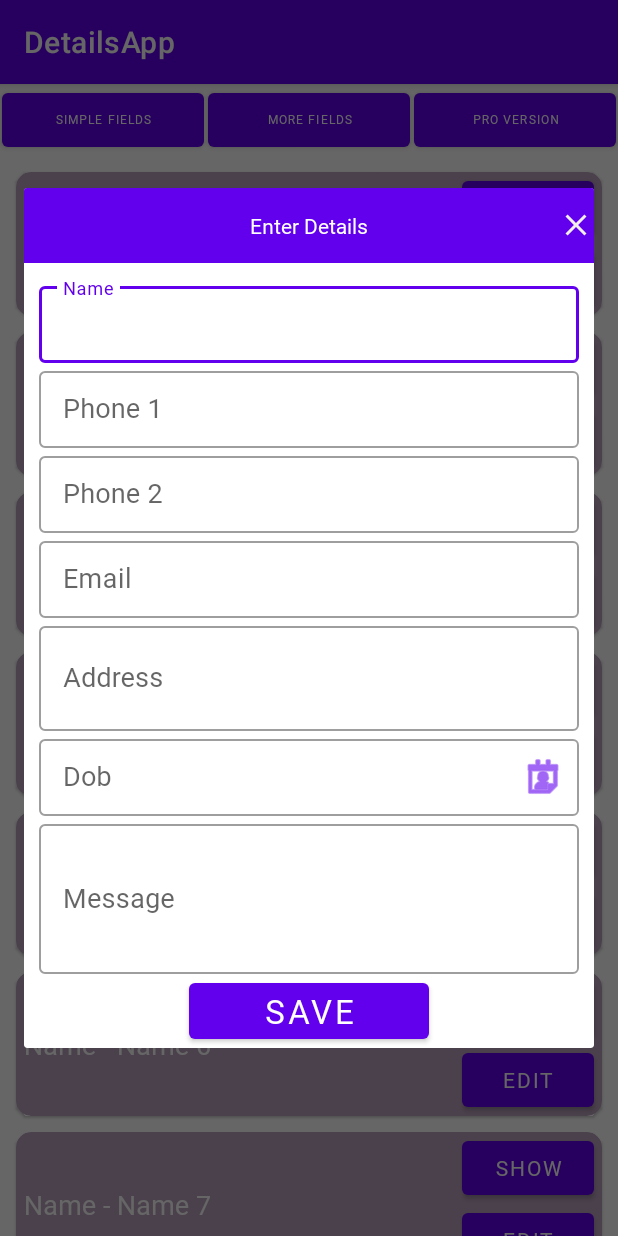
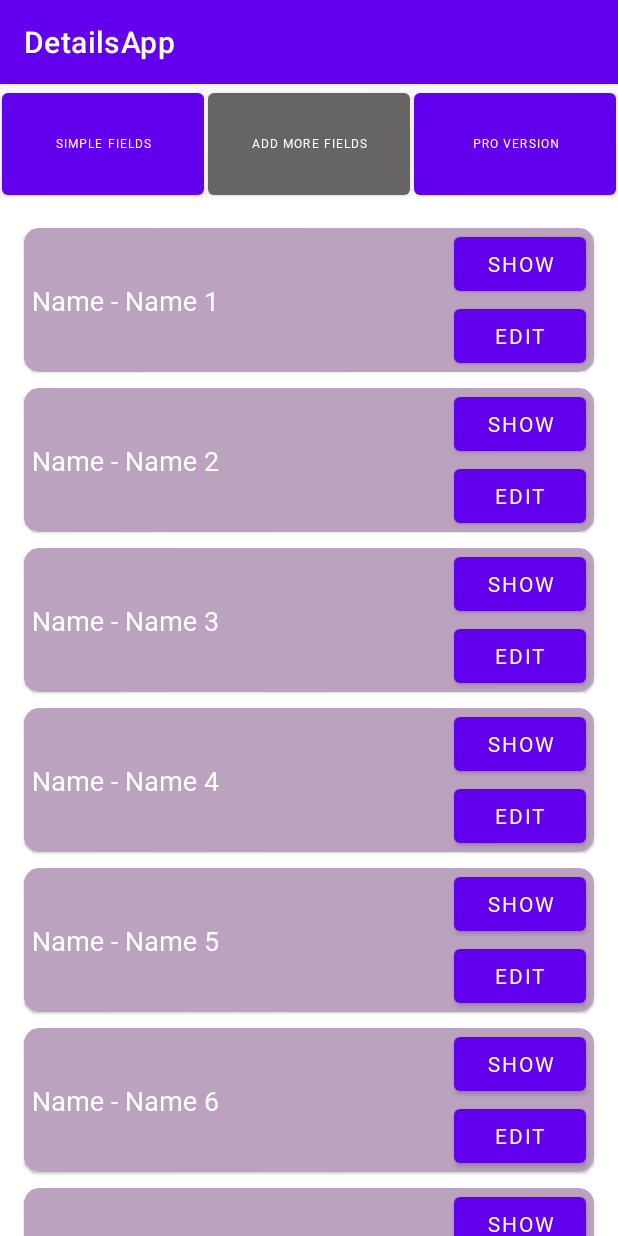
Before and after one commit to rakesharma1987/DetailsApp, an Android app: the screen it shows after launch (MainActivity), after a tap on "MORE FIELDS", on a phone screen of 412 x 824 dp. Run offline under Robolectric (Android 15) with nearby library versions, the light colour scheme and no system bars; our stand-ins replace Room's generated code, data binding; 3 other taps on this screen came first.

Commit message:
fragment implemented

```diff
--- a/app/build.gradle
+++ b/app/build.gradle
@@ -10,7 +10,7 @@ android {
 
     defaultConfig {
         applicationId "com.example.detailsapp"
-        minSdk 21
+        minSdk 23
         targetSdk 32
         versionCode 1
         versionName "1.0"
--- a/app/src/main/java/com/example/detailsapp/AppRepository.kt
+++ b/app/src/main/java/com/example/detailsapp/AppRepository.kt
@@ -5,6 +5,7 @@ import com.example.detailsapp.db.Details
 
 class AppRepository(private val appDao: AppDao) {
     val allDetails = appDao.getAllData()
+    val allAdvancedDetails = appDao.getAllAdvancedData()
 
     suspend fun insertDetail(details: Details){
         appDao.insertDetails(details)
--- a/app/src/main/java/com/example/detailsapp/AppViewModel.kt
+++ b/app/src/main/java/com/example/detailsapp/AppViewModel.kt
@@ -13,4 +13,6 @@ class AppViewModel(private val appRepository: AppRepository): ViewModel() {
     }
 
     val getAllDetails = appRepository.allDetails
+
+    val getAllAdvancedDetails = appRepository.allAdvancedDetails
 }
--- a/app/src/main/java/com/example/detailsapp/MainActivity.kt
+++ b/app/src/main/java/com/example/detailsapp/MainActivity.kt
@@ -1,13 +1,16 @@
 package com.example.detailsapp
 
 import android.app.Dialog
+import android.os.Build
 import android.os.Bundle
 import android.view.LayoutInflater
 import android.view.View
 import android.view.Window
 import android.view.WindowManager.LayoutParams
+import androidx.annotation.RequiresApi
 import androidx.appcompat.app.AppCompatActivity
 import androidx.databinding.DataBindingUtil
+import androidx.fragment.app.FragmentManager
 import androidx.lifecycle.Observer
 import androidx.lifecycle.ViewModelProvider
 import androidx.recyclerview.widget.LinearLayoutManager
@@ -16,12 +19,17 @@ import com.example.detailsapp.databinding.LayoutMoreFiledsBinding
 import com.example.detailsapp.databinding.LayoutSampleFieldsBinding
 import com.example.detailsapp.db.AppDatabase
 import com.example.detailsapp.db.Details
+import com.example.detailsapp.fragments.MoreFiledsFragment
+import com.example.detailsapp.fragments.SimpleFieldsFragment
 
 class MainActivity : AppCompatActivity(), View.OnClickListener {
     private lateinit var binding: ActivityMainBinding
     private lateinit var factory: AppFactory
     private lateinit var viewModel: AppViewModel
     private var isMore: Boolean = false
+    private lateinit var fragmentManager: FragmentManager
+    private var isAddSimpleFields: Boolean = false
+    private var isAddMoreFields: Boolean = false
 
     override fun onCreate(savedInstanceState: Bundle?) {
         super.onCreate(savedInstanceState)
@@ -31,48 +39,33 @@ class MainActivity : AppCompatActivity(), View.OnClickListener {
         factory = AppFactory(AppRepository(dao))
         viewModel = ViewModelProvider(this, factory)[AppViewModel::class.java]
 
-        binding.recyclerView.layoutManager = LinearLayoutManager(this)
-        binding.recyclerView.setHasFixedSize(true)
+        fragmentManager = supportFragmentManager
+        var fragmetnTransaction = fragmentManager.beginTransaction()
+        fragmetnTransaction.add(R.id.fragment_container, SimpleFieldsFragment())
+        fragmetnTransaction.commit()
 
+        binding.btnMoreFileds.setBackgroundColor(getColor(R.color.btn_non_selected_color))
 
         binding.btnSimpleFileds.setOnClickListener(this)
         binding.btnMoreFileds.setOnClickListener(this)
         binding.btnProVersion.setOnClickListener(this)
-
-        viewModel.getAllDetails.observe(this, Observer {
-            if (it.isEmpty()){
-                var list = mutableListOf<Details>()
-                list.add(Details(0, "Name 1", "", "", "", "", "", "", false))
-                list.add(Details(0, "Name 2", "", "", "", "", "", "", false))
-                list.add(Details(0, "Name 3", "", "", "", "", "", "", false))
-                list.add(Details(0, "Name 4", "", "", "", "", "", "", false))
-                list.add(Details(0, "Name 5", "", "", "", "", "", "", false))
-                list.add(Details(0, "Name 6", "", "", "", "", "", "", false))
-                list.add(Details(0, "Name 7", "", "", "", "", "", "", false))
-                list.add(Details(0, "Name 8", "", "", "", "", "", "", false))
-                list.add(Details(0, "Name 9", "", "", "", "", "", "", false))
-                list.add(Details(0, "Name 10", "", "", "", "", "", "", false))
-                val adapter = DetailsAdapter(this, list)
-                binding.recyclerView.adapter = adapter
-            }else {
-                var listTemp = mutableListOf<Details>()
-                for (item in it){
-                    listTemp.add(item)
-                }
-                if (listTemp.size < 10){
-                    for (i in listTemp.size..9){
-                        listTemp.add(Details(i+1, "Name ${i+1}", "", "", "", "", "", "", false))
-                    }
-                }
-                val adapter = DetailsAdapter(this, listTemp)
-                binding.recyclerView.adapter = adapter
-            }
-        })
     }
 
     override fun onClick(view: View?) {
         when (view!!.id) {
             R.id.btn_simple_fileds -> {
+                binding.btnMoreFileds.setBackgroundColor(getColor(R.color.btn_non_selected_color))
+                binding.btnSimpleFileds.setBackgroundColor(getColor(R.color.purple_500))
+                binding.btnMoreFileds.text = "More Fields"
+                isAddMoreFields = false
+
+                var fragmetnTransaction = fragmentManager.beginTransaction()
+                for (fragment in fragmentManager.fragments){
+                    fragmetnTransaction.remove(fragment)
+                }
+                fragmetnTransaction.add(R.id.fragment_container, SimpleFieldsFragment())
+                fragmetnTransaction.commit()
+                if (isAddSimpleFields) {
                     isMore = false
                     val dialog = Dialog(this)
                     dialog.setCancelable(false)
@@ -93,14 +86,38 @@ class MainActivity : AppCompatActivity(), View.OnClickListener {
                     }
 
                     sampleFields.btnSubmit.setOnClickListener {
-                    val detail = Details(0, sampleFields.tilName.editText!!.text.toString(), sampleFields.tilPhone1.editText!!.text.toString(),
-                    sampleFields.tilPhone2.editText!!.text.toString(), sampleFields.tilMessage.editText!!.text.toString(), "", "", "", isMore)
+                        val detail = Details(
+                            0,
+                            sampleFields.tilName.editText!!.text.toString(),
+                            sampleFields.tilPhone1.editText!!.text.toString(),
+                            sampleFields.tilPhone2.editText!!.text.toString(),
+                            sampleFields.tilMessage.editText!!.text.toString(),
+                            "",
+                            "",
+                            "",
+                            isMore
+                        )
                         viewModel.insertDetails(detail)
                         dialog.dismiss()
                     }
                 }
+                binding.btnSimpleFileds.text = "Add Simple Fileds"
+                isAddSimpleFields = true
+            }
 
             R.id.btn_more_fileds -> {
+                binding.btnSimpleFileds.text = "Simple Fields"
+                isAddSimpleFields = false
+                binding.btnMoreFileds.setBackgroundColor(getColor(R.color.btn_non_selected_color))
+                binding.btnSimpleFileds.setBackgroundColor(getColor(R.color.purple_500))
+                var fragmetnTransaction1 = fragmentManager.beginTransaction()
+                for (fragment in fragmentManager.fragments){
+                    fragmetnTransaction1.remove(fragment)
+                }
+                fragmetnTransaction1.add(R.id.fragment_container, MoreFiledsFragment())
+                fragmetnTransaction1.commit()
+
+                if (binding.btnMoreFileds.text.equals("Add More Fields")) {
                     isMore = true
                     val dialog = Dialog(this)
                     dialog.setCancelable(false)
@@ -121,13 +138,23 @@ class MainActivity : AppCompatActivity(), View.OnClickListener {
                     }
 
                     sampleFields.btnSubmit.setOnClickListener {
-                    val detail = Details(0, sampleFields.tilName.editText!!.text.toString(), sampleFields.tilPhone1.editText!!.text.toString(),
-                        sampleFields.tilPhone2.editText!!.text.toString(), sampleFields.tilMessage.editText!!.text.toString(),
-                        sampleFields.tilPhone2.editText!!.text.toString(), sampleFields.tilEmail.editText!!.text.toString(),
-                        sampleFields.tilAddress.editText!!.text.toString(), isMore)
+                        val detail = Details(
+                            0,
+                            sampleFields.tilName.editText!!.text.toString(),
+                            sampleFields.tilPhone1.editText!!.text.toString(),
+                            sampleFields.tilPhone2.editText!!.text.toString(),
+                            sampleFields.tilMessage.editText!!.text.toString(),
+                            sampleFields.tilPhone2.editText!!.text.toString(),
+                            sampleFields.tilEmail.editText!!.text.toString(),
+                            sampleFields.tilAddress.editText!!.text.toString(),
+                            isMore
+                        )
                         viewModel.insertDetails(detail)
                         dialog.dismiss()
                     }
+                }
+                binding.btnMoreFileds.text = "Add More Fields"
+                isAddMoreFields = true
             }
 
             R.id.btn_pro_version -> {
--- a/app/src/main/java/com/example/detailsapp/db/AppDao.kt
+++ b/app/src/main/java/com/example/detailsapp/db/AppDao.kt
@@ -12,6 +12,11 @@ interface AppDao {
     @Insert(onConflict = REPLACE)
     suspend fun insertDetails(details: Details)
 
-    @Query("SELECT * FROM details")
+    @Query("SELECT * FROM details WHERE isMore = 0")
     fun getAllData(): LiveData<List<Details>>
+
+    @Query("SELECT * FROM details WHERE isMore = 1")
+    fun getAllAdvancedData(): LiveData<List<Details>>
+
+
 }
--- /dev/null
+++ b/app/src/main/java/com/example/detailsapp/fragments/MoreFiledsFragment.kt
@@ -0,0 +1,68 @@
+package com.example.detailsapp.fragments
+
+import android.os.Bundle
+import androidx.fragment.app.Fragment
+import android.view.LayoutInflater
+import android.view.View
+import android.view.ViewGroup
+import androidx.databinding.DataBindingUtil
+import androidx.lifecycle.Observer
+import androidx.lifecycle.ViewModelProvider
+import androidx.recyclerview.widget.LinearLayoutManager
+import com.example.detailsapp.*
+import com.example.detailsapp.databinding.FragmentMoreFiledsBinding
+import com.example.detailsapp.databinding.FragmentSimpleFieldsBinding
+import com.example.detailsapp.db.AppDatabase
+import com.example.detailsapp.db.Details
+
+class MoreFiledsFragment : Fragment() {
+    private lateinit var binding: FragmentMoreFiledsBinding
+    private lateinit var factory: AppFactory
+    private lateinit var viewModel: AppViewModel
+    private var isMore: Boolean = false
+
+    override fun onCreateView(inflater: LayoutInflater, container: ViewGroup?, savedInstanceState: Bundle?): View? {
+        binding = DataBindingUtil.inflate(inflater, R.layout.fragment_more_fileds, container, false)
+        binding.recyclerViewMoreFields.layoutManager = LinearLayoutManager(requireContext())
+        binding.recyclerViewMoreFields.setHasFixedSize(true)
+
+        return binding.root
+    }
+
+    override fun onViewCreated(view: View, savedInstanceState: Bundle?) {
+        super.onViewCreated(view, savedInstanceState)
+        val dao = AppDatabase.getInstance(requireContext()).dao
+        factory = AppFactory(AppRepository(dao))
+        viewModel = ViewModelProvider(this, factory)[AppViewModel::class.java]
+
+        viewModel.getAllAdvancedDetails.observe(viewLifecycleOwner, Observer {
+            if (it.isEmpty()){
+                var list = mutableListOf<Details>()
+                list.add(Details(0, "Name 1", "", "", "", "", "", "", false))
+                list.add(Details(0, "Name 2", "", "", "", "", "", "", false))
+                list.add(Details(0, "Name 3", "", "", "", "", "", "", false))
+                list.add(Details(0, "Name 4", "", "", "", "", "", "", false))
+                list.add(Details(0, "Name 5", "", "", "", "", "", "", false))
+                list.add(Details(0, "Name 6", "", "", "", "", "", "", false))
+                list.add(Details(0, "Name 7", "", "", "", "", "", "", false))
+                list.add(Details(0, "Name 8", "", "", "", "", "", "", false))
+                list.add(Details(0, "Name 9", "", "", "", "", "", "", false))
+                list.add(Details(0, "Name 10", "", "", "", "", "", "", false))
+                val adapter = DetailsAdapter(requireContext(), list)
+                binding.recyclerViewMoreFields.adapter = adapter
+            }else {
+                var listTemp = mutableListOf<Details>()
+                for (item in it){
+                    listTemp.add(item)
+                }
+                if (listTemp.size < 10){
+                    for (i in listTemp.size..9){
+                        listTemp.add(Details(i+1, "Name ${i+1}", "", "", "", "", "", "", false))
+                    }
+                }
+                val adapter = DetailsAdapter(requireContext(), listTemp)
+                binding.recyclerViewMoreFields.adapter = adapter
+            }
+        })
+    }
+}
--- /dev/null
+++ b/app/src/main/java/com/example/detailsapp/fragments/SimpleFieldsFragment.kt
@@ -0,0 +1,68 @@
+package com.example.detailsapp.fragments
+
+import android.os.Bundle
+import androidx.fragment.app.Fragment
+import android.view.LayoutInflater
+import android.view.View
+import android.view.ViewGroup
+import androidx.databinding.DataBindingUtil
+import androidx.lifecycle.Observer
+import androidx.lifecycle.ViewModelProvider
+import androidx.recyclerview.widget.LinearLayoutManager
+import com.example.detailsapp.*
+import com.example.detailsapp.databinding.FragmentSimpleFieldsBinding
+import com.example.detailsapp.db.AppDatabase
+import com.example.detailsapp.db.Details
+
+class SimpleFieldsFragment : Fragment() {
+    private lateinit var binding: FragmentSimpleFieldsBinding
+    private lateinit var factory: AppFactory
+    private lateinit var viewModel: AppViewModel
+    private var isMore: Boolean = false
+
+    override fun onCreateView(inflater: LayoutInflater, container: ViewGroup?, savedInstanceState: Bundle?
+    ): View? {
+        binding = DataBindingUtil.inflate(inflater, R.layout.fragment_simple_fields, container, false)
+        binding.recyclerView.layoutManager = LinearLayoutManager(requireContext())
+        binding.recyclerView.setHasFixedSize(true)
+        return binding.root
+    }
+
+    override fun onViewCreated(view: View, savedInstanceState: Bundle?) {
+        super.onViewCreated(view, savedInstanceState)
+        val dao = AppDatabase.getInstance(requireContext()).dao
+        factory = AppFactory(AppRepository(dao))
+        viewModel = ViewModelProvider(this, factory)[AppViewModel::class.java]
+
+        viewModel.getAllDetails.observe(viewLifecycleOwner, Observer {
+            if (it.isEmpty()){
+                var list = mutableListOf<Details>()
+                list.add(Details(0, "Name 1", "", "", "", "", "", "", false))
+                list.add(Details(0, "Name 2", "", "", "", "", "", "", false))
+                list.add(Details(0, "Name 3", "", "", "", "", "", "", false))
+                list.add(Details(0, "Name 4", "", "", "", "", "", "", false))
+                list.add(Details(0, "Name 5", "", "", "", "", "", "", false))
+                list.add(Details(0, "Name 6", "", "", "", "", "", "", false))
+                list.add(Details(0, "Name 7", "", "", "", "", "", "", false))
+                list.add(Details(0, "Name 8", "", "", "", "", "", "", false))
+                list.add(Details(0, "Name 9", "", "", "", "", "", "", false))
+                list.add(Details(0, "Name 10", "", "", "", "", "", "", false))
+                val adapter = DetailsAdapter(requireContext(), list)
+                binding.recyclerView.adapter = adapter
+            }else {
+                var listTemp = mutableListOf<Details>()
+                for (item in it){
+                    listTemp.add(item)
+                }
+                if (listTemp.size < 10){
+                    for (i in listTemp.size..9){
+                        listTemp.add(Details(i+1, "Name ${i+1}", "", "", "", "", "", "", false))
+                    }
+                }
+                val adapter = DetailsAdapter(requireContext(), listTemp)
+                binding.recyclerView.adapter = adapter
+            }
+        })
+    }
+
+}
--- a/app/src/main/res/layout/activity_main.xml
+++ b/app/src/main/res/layout/activity_main.xml
@@ -21,7 +21,7 @@
             <Button
                 android:id="@+id/btn_simple_fileds"
                 android:layout_width="match_parent"
-                android:layout_height="wrap_content"
+                android:layout_height="80dp"
                 android:text="Simple Fields"
                 android:textSize="8sp"
                 android:layout_weight="1"
@@ -32,7 +32,7 @@
             <Button
                 android:id="@+id/btn_more_fileds"
                 android:layout_width="match_parent"
-                android:layout_height="wrap_content"
+                android:layout_height="80dp"
                 android:text="More Fields"
                 android:textSize="8sp"
                 android:layout_weight="1"
@@ -43,7 +43,7 @@
             <Button
                 android:id="@+id/btn_pro_version"
                 android:layout_width="match_parent"
-                android:layout_height="wrap_content"
+                android:layout_height="80dp"
                 android:text="Pro Version"
                 android:textSize="8sp"
                 android:layout_weight="1"
@@ -52,14 +52,23 @@
                 android:fontFamily="@font/lato_regular"/>
         </LinearLayout>
 
-        <androidx.recyclerview.widget.RecyclerView
-            android:id="@+id/recycler_view"
+<!--        <androidx.recyclerview.widget.RecyclerView-->
+<!--            android:id="@+id/recycler_view"-->
+<!--            android:layout_width="match_parent"-->
+<!--            android:layout_height="wrap_content"-->
+<!--            android:layout_margin="5dp"-->
+<!--            app:layout_constraintTop_toBottomOf="@id/ll_buttons"-->
+<!--            android:clipToPadding="false"-->
+<!--            android:paddingBottom="60dp"/>-->
+        <androidx.fragment.app.FragmentContainerView
             android:layout_width="match_parent"
             android:layout_height="wrap_content"
+            android:id="@+id/fragment_container"
             android:layout_margin="5dp"
             app:layout_constraintTop_toBottomOf="@id/ll_buttons"
             android:clipToPadding="false"
-            android:paddingBottom="60dp"/>
+            android:paddingBottom="60dp"
+            />
 
     </androidx.constraintlayout.widget.ConstraintLayout>
 </layout>
--- /dev/null
+++ b/app/src/main/res/layout/fragment_more_fileds.xml
@@ -0,0 +1,25 @@
+<?xml version="1.0" encoding="utf-8"?>
+<layout xmlns:android="http://schemas.android.com/apk/res/android"
+    xmlns:app="http://schemas.android.com/apk/res-auto"
+    xmlns:tools="http://schemas.android.com/tools">
+
+    <data>
+
+    </data>
+
+    <FrameLayout
+        android:layout_width="match_parent"
+        android:layout_height="match_parent"
+        tools:context=".fragments.MoreFiledsFragment">
+
+        <androidx.recyclerview.widget.RecyclerView
+            android:id="@+id/recycler_view_more_fields"
+            android:layout_width="match_parent"
+            android:layout_height="wrap_content"
+            android:layout_margin="5dp"
+            android:clipToPadding="false"
+            android:paddingBottom="60dp"
+            app:layout_constraintTop_toBottomOf="@id/ll_buttons" />
+
+    </FrameLayout>
+</layout>
--- a/app/src/main/res/layout/layout_sample_fields.xml
+++ b/app/src/main/res/layout/layout_sample_fields.xml
@@ -65,9 +65,10 @@
                 <EditText
                     android:layout_width="match_parent"
                     android:layout_height="wrap_content"
-                    android:inputType="textCapSentences"
+                    android:inputType="phone"
                     android:fontFamily="@font/lato_regular"
-                    android:textSize="@dimen/txt_size"/>
+                    android:textSize="@dimen/txt_size"
+                    android:maxLength="10"/>
             </com.google.android.material.textfield.TextInputLayout>
 
             <com.google.android.material.textfield.TextInputLayout
@@ -81,9 +82,10 @@
                 <EditText
                     android:layout_width="match_parent"
                     android:layout_height="wrap_content"
-                    android:inputType="textCapSentences"
+                    android:inputType="phone"
                     android:fontFamily="@font/lato_regular"
-                    android:textSize="@dimen/txt_size"/>
+                    android:textSize="@dimen/txt_size"
+                    android:maxLength="10"/>
             </com.google.android.material.textfield.TextInputLayout>
             <LinearLayout
                 android:layout_width="match_parent"
@@ -102,7 +104,7 @@
                     <EditText
                         android:layout_width="match_parent"
                         android:layout_height="wrap_content"
-                        android:inputType="textCapSentences"
+                        android:inputType="textEmailAddress"
                         android:fontFamily="@font/lato_regular"
                         android:textSize="@dimen/txt_size"/>
                 </com.google.android.material.textfield.TextInputLayout>
--- a/app/src/main/res/values/colors.xml
+++ b/app/src/main/res/values/colors.xml
@@ -7,4 +7,5 @@
     <color name="teal_700">#FF018786</color>
     <color name="black">#FF000000</color>
     <color name="white">#FFFFFFFF</color>
+    <color name="btn_non_selected_color">#676464</color>
 </resources>
--- a/app/src/main/res/values/strings.xml
+++ b/app/src/main/res/values/strings.xml
@@ -1,3 +1,5 @@
 <resources>
     <string name="app_name">DetailsApp</string>
+    <!-- TODO: Remove or change this placeholder text -->
+    <string name="hello_blank_fragment">Hello blank fragment</string>
 </resources>
```
Also changed, not shown: app/src/main/res/layout/fragment_simple_fields.xml (added, +26 -0 lines). Lines whose indentation alone changed are shown as unchanged.
